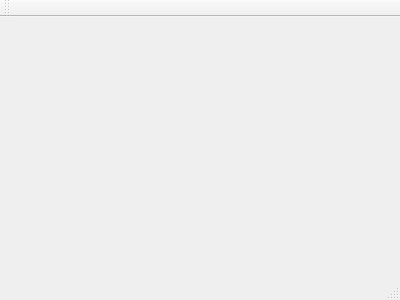
Above: mainwindow.ui from WEIFengyi1995/Analyser before the change. Below: the same form after it.
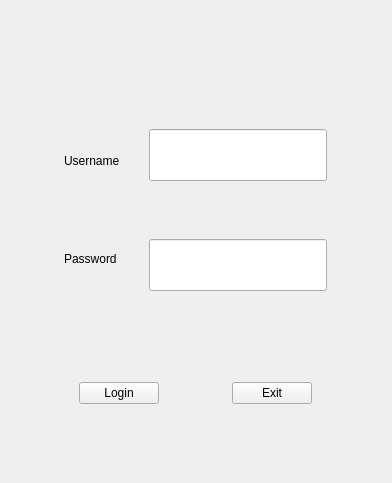
That is the form after the change.

```diff
--- a/mainwindow.ui
+++ b/mainwindow.ui
@@ -1,24 +1,318 @@
 <ui version="4.0">
  <class>MainWindow</class>
- <widget class="QMainWindow" name="MainWindow" >
-  <property name="geometry" >
+ <widget class="QMainWindow" name="MainWindow">
+  <property name="geometry">
    <rect>
     <x>0</x>
     <y>0</y>
-    <width>400</width>
-    <height>300</height>
+    <width>392</width>
+    <height>483</height>
    </rect>
   </property>
   <property name="windowTitle" >
    <string>MainWindow</string>
   </property>
-  <widget class="QMenuBar" name="menuBar" />
-  <widget class="QToolBar" name="mainToolBar" />
-  <widget class="QWidget" name="centralWidget" />
-  <widget class="QStatusBar" name="statusBar" />
+  <widget class="QWidget" name="centralWidget">
+   <widget class="QWidget" name="widget" native="true">
+    <property name="geometry">
+     <rect>
+      <x>0</x>
+      <y>0</y>
+      <width>391</width>
+      <height>481</height>
+     </rect>
+    </property>
+    <widget class="QWidget" name="verticalLayoutWidget">
+     <property name="geometry">
+      <rect>
+       <x>0</x>
+       <y>0</y>
+       <width>391</width>
+       <height>481</height>
+      </rect>
+     </property>
+     <layout class="QVBoxLayout" name="verticalLayout" stretch="2,8,1,1,2">
+      <item>
+       <spacer name="verticalSpacer">
+        <property name="orientation">
+         <enum>Qt::Vertical</enum>
+        </property>
+        <property name="sizeHint" stdset="0">
+         <size>
+          <width>20</width>
+          <height>40</height>
+         </size>
+        </property>
+       </spacer>
+      </item>
+      <item>
+       <layout class="QHBoxLayout" name="horizontalLayout_2" stretch="1,5,1">
+        <item>
+         <spacer name="horizontalSpacer_4">
+          <property name="orientation">
+           <enum>Qt::Horizontal</enum>
+          </property>
+          <property name="sizeHint" stdset="0">
+           <size>
+            <width>40</width>
+            <height>20</height>
+           </size>
+          </property>
+         </spacer>
+        </item>
+        <item>
+         <layout class="QHBoxLayout" name="horizontalLayout_3" stretch="3,1,9">
+          <item>
+           <layout class="QVBoxLayout" name="verticalLayout_4" stretch="1,1,1,1,1">
+            <item>
+             <spacer name="verticalSpacer_4">
+              <property name="orientation">
+               <enum>Qt::Vertical</enum>
+              </property>
+              <property name="sizeHint" stdset="0">
+               <size>
+                <width>20</width>
+                <height>40</height>
+               </size>
+              </property>
+             </spacer>
+            </item>
+            <item>
+             <widget class="QLabel" name="u">
+              <property name="sizePolicy">
+               <sizepolicy hsizetype="Preferred" vsizetype="Fixed">
+                <horstretch>0</horstretch>
+                <verstretch>0</verstretch>
+               </sizepolicy>
+              </property>
+              <property name="text">
+               <string>Username</string>
+              </property>
+             </widget>
+            </item>
+            <item>
+             <spacer name="verticalSpacer_6">
+              <property name="orientation">
+               <enum>Qt::Vertical</enum>
+              </property>
+              <property name="sizeHint" stdset="0">
+               <size>
+                <width>20</width>
+                <height>40</height>
+               </size>
+              </property>
+             </spacer>
+            </item>
+            <item>
+             <widget class="QLabel" name="p">
+              <property name="sizePolicy">
+               <sizepolicy hsizetype="Preferred" vsizetype="Fixed">
+                <horstretch>0</horstretch>
+                <verstretch>0</verstretch>
+               </sizepolicy>
+              </property>
+              <property name="text">
+               <string>Password</string>
+              </property>
+             </widget>
+            </item>
+            <item>
+             <spacer name="verticalSpacer_8">
+              <property name="orientation">
+               <enum>Qt::Vertical</enum>
+              </property>
+              <property name="sizeHint" stdset="0">
+               <size>
+                <width>20</width>
+                <height>40</height>
+               </size>
+              </property>
+             </spacer>
+            </item>
+           </layout>
+          </item>
+          <item>
+           <spacer name="horizontalSpacer_6">
+            <property name="orientation">
+             <enum>Qt::Horizontal</enum>
+            </property>
+            <property name="sizeHint" stdset="0">
+             <size>
+              <width>40</width>
+              <height>20</height>
+             </size>
+            </property>
+           </spacer>
+          </item>
+          <item>
+           <layout class="QVBoxLayout" name="verticalLayout_5" stretch="1,1,1,1,1">
+            <item>
+             <spacer name="verticalSpacer_5">
+              <property name="orientation">
+               <enum>Qt::Vertical</enum>
+              </property>
+              <property name="sizeHint" stdset="0">
+               <size>
+                <width>20</width>
+                <height>40</height>
+               </size>
+              </property>
+             </spacer>
+            </item>
+            <item>
+             <widget class="QLineEdit" name="username">
+              <property name="sizePolicy">
+               <sizepolicy hsizetype="Expanding" vsizetype="Expanding">
+                <horstretch>0</horstretch>
+                <verstretch>0</verstretch>
+               </sizepolicy>
+              </property>
+             </widget>
+            </item>
+            <item>
+             <spacer name="verticalSpacer_7">
+              <property name="orientation">
+               <enum>Qt::Vertical</enum>
+              </property>
+              <property name="sizeHint" stdset="0">
+               <size>
+                <width>20</width>
+                <height>40</height>
+               </size>
+              </property>
+             </spacer>
+            </item>
+            <item>
+             <widget class="QLineEdit" name="password">
+              <property name="sizePolicy">
+               <sizepolicy hsizetype="Expanding" vsizetype="Expanding">
+                <horstretch>0</horstretch>
+                <verstretch>0</verstretch>
+               </sizepolicy>
+              </property>
+             </widget>
+            </item>
+            <item>
+             <spacer name="verticalSpacer_9">
+              <property name="orientation">
+               <enum>Qt::Vertical</enum>
+              </property>
+              <property name="sizeHint" stdset="0">
+               <size>
+                <width>20</width>
+                <height>40</height>
+               </size>
+              </property>
+             </spacer>
+            </item>
+           </layout>
+          </item>
+         </layout>
+        </item>
+        <item>
+         <spacer name="horizontalSpacer_5">
+          <property name="orientation">
+           <enum>Qt::Horizontal</enum>
+          </property>
+          <property name="sizeHint" stdset="0">
+           <size>
+            <width>40</width>
+            <height>20</height>
+           </size>
+          </property>
+         </spacer>
+        </item>
+       </layout>
+      </item>
+      <item>
+       <spacer name="verticalSpacer_2">
+        <property name="orientation">
+         <enum>Qt::Vertical</enum>
+        </property>
+        <property name="sizeHint" stdset="0">
+         <size>
+          <width>20</width>
+          <height>40</height>
+         </size>
+        </property>
+       </spacer>
+      </item>
+      <item>
+       <layout class="QHBoxLayout" name="horizontalLayout">
+        <item>
+         <spacer name="horizontalSpacer">
+          <property name="orientation">
+           <enum>Qt::Horizontal</enum>
+          </property>
+          <property name="sizeHint" stdset="0">
+           <size>
+            <width>40</width>
+            <height>20</height>
+           </size>
+          </property>
+         </spacer>
+        </item>
+        <item>
+         <widget class="QPushButton" name="Login">
+          <property name="text">
+           <string>Login</string>
+          </property>
+         </widget>
+        </item>
+        <item>
+         <spacer name="horizontalSpacer_3">
+          <property name="orientation">
+           <enum>Qt::Horizontal</enum>
+          </property>
+          <property name="sizeHint" stdset="0">
+           <size>
+            <width>40</width>
+            <height>20</height>
+           </size>
+          </property>
+         </spacer>
+        </item>
+        <item>
+         <widget class="QPushButton" name="exit">
+          <property name="text">
+           <string>Exit</string>
+          </property>
+         </widget>
+        </item>
+        <item>
+         <spacer name="horizontalSpacer_2">
+          <property name="orientation">
+           <enum>Qt::Horizontal</enum>
+          </property>
+          <property name="sizeHint" stdset="0">
+           <size>
+            <width>40</width>
+            <height>20</height>
+           </size>
+          </property>
+         </spacer>
+        </item>
+       </layout>
+      </item>
+      <item>
+       <spacer name="verticalSpacer_3">
+        <property name="orientation">
+         <enum>Qt::Vertical</enum>
+        </property>
+        <property name="sizeHint" stdset="0">
+         <size>
+          <width>20</width>
+          <height>40</height>
+         </size>
+        </property>
+       </spacer>
+      </item>
+     </layout>
+    </widget>
+   </widget>
+  </widget>
  </widget>
- <layoutDefault spacing="6" margin="11" />
- <pixmapfunction></pixmapfunction>
+ <layoutdefault spacing="6" margin="11"/>
  <resources/>
  <connections/>
 </ui>
```
Left out of the diff: 3 changed lines with no effect on the pictures.
